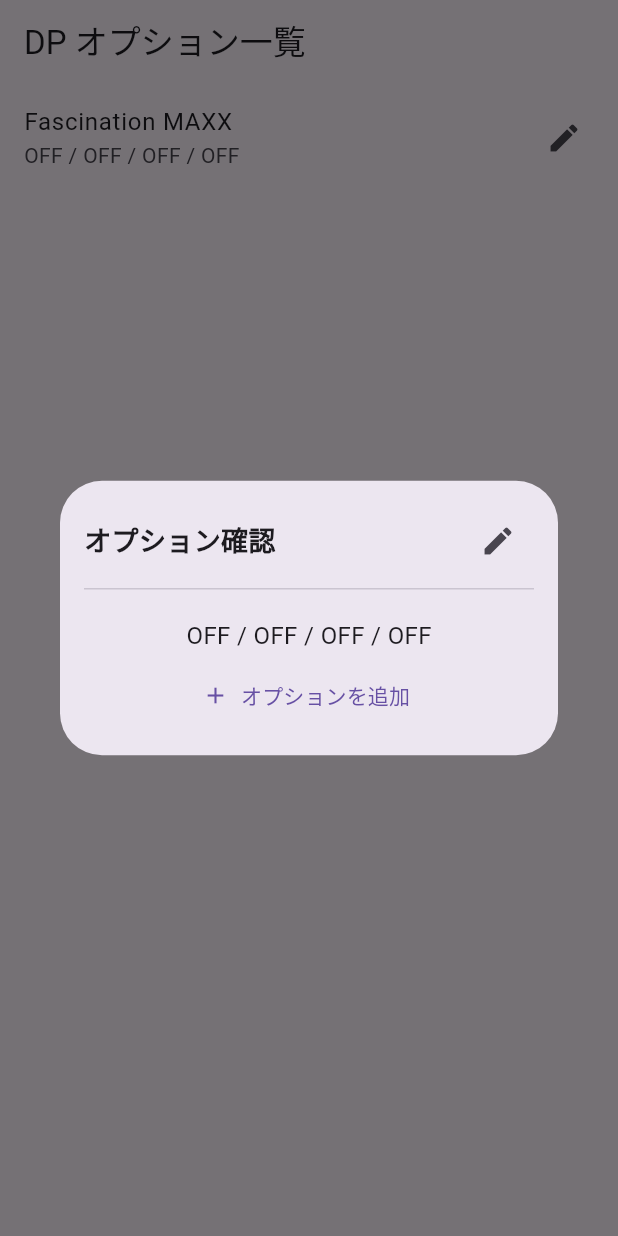
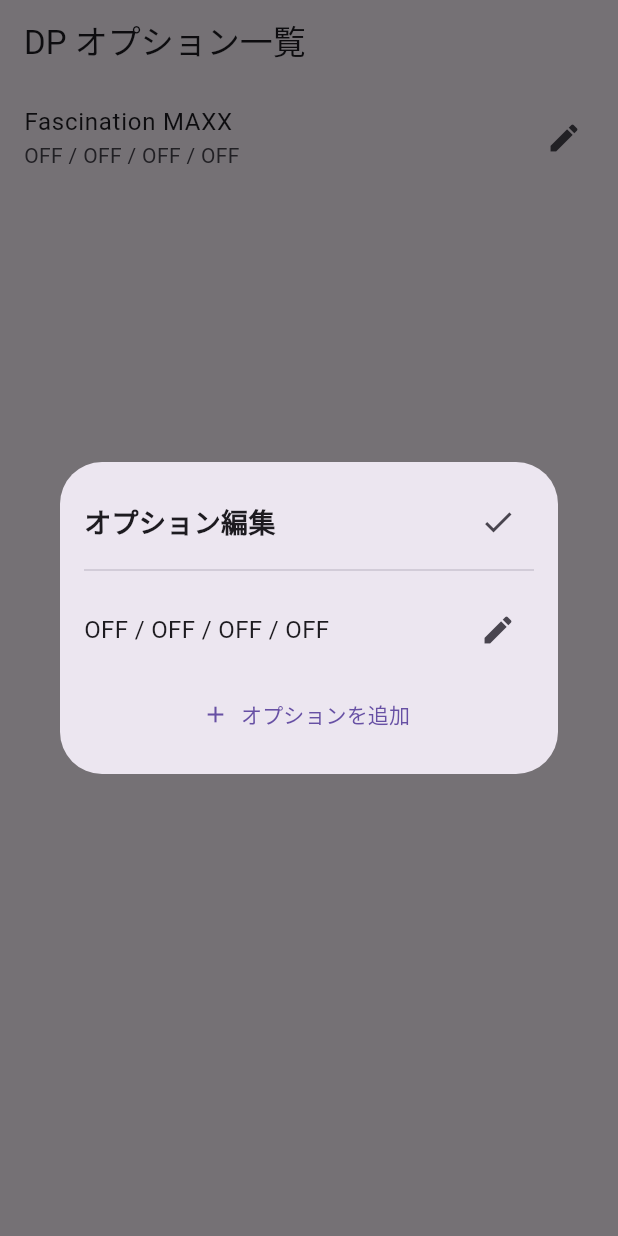
Before and after one commit to noiren/DP_Option-Checker, a Flutter app: the screen it shows after launch, after a tap on "Fascination MAXX", on a phone screen of 412 x 824 dp. Run offline on Flutter 3.47's test engine with Material 3 defaults, Android fonts, the phone set to English and light mode, and no system bars.

Commit message:
オプション追加画面の修正

```diff
--- a/lib/screens/edit_dialog.dart
+++ b/lib/screens/edit_dialog.dart
@@ -1,37 +1,38 @@
-// lib/screens/edit_dialog.dart
-
 import 'package:flutter/material.dart';
 import '../models/option_entry.dart';
 
 class EditDialog extends StatefulWidget {
   final List<Option> initialOptions;
-
   const EditDialog({super.key, required this.initialOptions});
-
   @override
   _EditDialogState createState() => _EditDialogState();
 }
 
 class _EditDialogState extends State<EditDialog> {
   late List<Option> options;
-  bool isEditing = false;
+  int? editingIndex; // 編集中の行番号。null=閲覧モード
 
   @override
   void initState() {
     super.initState();
-    // コピーしていじれるように
     options = widget.initialOptions
         .map((o) => Option(
         leftLaneOption: o.leftLaneOption,
         rightLaneOption: o.rightLaneOption,
         assistPlayOption: o.assistPlayOption,
-      flipOption: o.flipOption,
-    ))
+        flipOption: o.flipOption))
         .toList();
   }
 
-  // 「追加」ボタンで呼ばれる
+  void _startEdit(int i) => setState(() => editingIndex = i);
+  void _cancelEdit()      => setState(() => editingIndex = null);
+
+  void _saveAll() {
+    Navigator.of(context).pop(options);
+  }
+
   void _addOption() {
+    if (options.length < 3) {
       setState(() {
         options.add(Option(
           leftLaneOption: LaneOptionType.off,
@@ -39,20 +40,20 @@ class _EditDialogState extends State<EditDialog> {
           assistPlayOption: AssistPlayType.off,
           flipOption: FlipType.off,
         ));
-      isEditing = true; // 追加したら即編集状態にしてもOK
+        editingIndex = options.length - 1; // 追加直後にその行を編集
       });
     }
-
-  void _toggleEdit() {
-    setState(() => isEditing = true);
   }
 
-  void _cancel() {
-    Navigator.of(context).pop();
+  void _deleteOption(int i) {
+    setState(() {
+      options.removeAt(i);
+      if (editingIndex == i) {
+        editingIndex = null;
+      } else if (editingIndex != null && editingIndex! > i) {
+        editingIndex = editingIndex! - 1;
       }
-
-  void _save() {
-    Navigator.of(context).pop(options);
+    });
   }
 
   @override
@@ -61,122 +62,95 @@ class _EditDialogState extends State<EditDialog> {
       insetPadding: const EdgeInsets.symmetric(horizontal: 40, vertical: 80),
       child: Padding(
         padding: const EdgeInsets.all(16),
-        child: Column(
-          mainAxisSize: MainAxisSize.min,
-          children: [
+        child: Column(mainAxisSize: MainAxisSize.min, children: [
 
           // ヘッダー
-            Row(
-              children: [
-                const Expanded(
-                  child: Text('オプション確認', style: TextStyle(fontSize: 18, fontWeight: FontWeight.bold)),
-                ),
-                if (!isEditing) ...[
-                  IconButton(icon: const Icon(Icons.edit), onPressed: _toggleEdit),
-                ] else ...[
-                  TextButton(onPressed: _cancel, child: const Text('キャンセル')),
-                  IconButton(icon: const Icon(Icons.check), onPressed: _save),
-                ],
-              ],
+          Row(children: [
+            const Expanded(child: Text('オプション編集', style: TextStyle(fontSize: 18, fontWeight: FontWeight.bold))),
+            IconButton(icon: const Icon(Icons.check), onPressed: _saveAll),
+          ]),
+          const Divider(),
+
+          // 各オプション行
+          ...List.generate(options.length, (i) {
+            final opt = options[i];
+            final isEditing = editingIndex == i;
+            return Padding(
+              padding: const EdgeInsets.symmetric(vertical: 8),
+              child: Row(children: [
+                // ラベル or 編集UI
+                Expanded(
+                  child: isEditing
+                      ? _buildOptionEditor(i)
+                      : Text(opt.toLabel(), style: const TextStyle(fontSize: 16)),
                 ),
 
-            const Divider(),
-            const SizedBox(height: 8),
+                // 編集／キャンセルボタン
+                if (isEditing)
+                  IconButton(icon: const Icon(Icons.close), onPressed: _cancelEdit)
+                else
+                  IconButton(icon: const Icon(Icons.edit), onPressed: () => _startEdit(i)),
 
-            // 本体
-            if (!isEditing) ...[
-              // 閲覧モード：ラベルを３行で表示
-              for (var opt in options)
-                Padding(
-                  padding: const EdgeInsets.symmetric(vertical: 4),
-                  child: Text(opt.toLabel(), style: const TextStyle(fontSize: 16)),
+                // 削除ボタン（2つ目以降かつ編集中でないときだけ）
+                if (i > 0 && options.length > 1 && editingIndex != i)
+                  IconButton(
+                    icon: const Icon(Icons.delete),
+                    onPressed: () => _deleteOption(i),
                   ),
-              // ここで「追加ボタン」を表示
+              ]),
+            );
+          }),
+
+          // 追加ボタン
           if (options.length < 3)
             TextButton.icon(
               onPressed: _addOption,
               icon: const Icon(Icons.add),
               label: const Text('オプションを追加'),
             ),
-            ] else ...[
-              // 編集モード：それぞれプルダウン
-              for (int i = 0; i < options.length; i++) ...[
-                // 左レーン
+        ]),
+      ),
+    );
+  }
+
+  /// 行ごとの編集UI（プルダウン4つ）
+  Widget _buildOptionEditor(int i) {
+    return Column(children: [
       DropdownButtonFormField<LaneOptionType>(
         value: options[i].leftLaneOption,
-                  decoration: InputDecoration(labelText: '左レーン ${i + 1}', border: const OutlineInputBorder()),
-                  items: LaneOptionType.values.map((v) => DropdownMenuItem(value: v, child: Text(v.toLabel()))).toList(),
+        decoration: const InputDecoration(labelText: '左レーン', border: OutlineInputBorder()),
+        items: LaneOptionType.values
+            .map((v) => DropdownMenuItem(value: v, child: Text(v.toLabel())))
+            .toList(),
         onChanged: (v) => setState(() => options[i].leftLaneOption = v!),
       ),
       const SizedBox(height: 8),
-                // 右レーン
       DropdownButtonFormField<LaneOptionType>(
         value: options[i].rightLaneOption,
-                  decoration: InputDecoration(labelText: '右レーン ${i + 1}', border: const OutlineInputBorder()),
-                  items: LaneOptionType.values.map((v) => DropdownMenuItem(value: v, child: Text(v.toLabel()))).toList(),
+        decoration: const InputDecoration(labelText: '右レーン', border: OutlineInputBorder()),
+        items: LaneOptionType.values
+            .map((v) => DropdownMenuItem(value: v, child: Text(v.toLabel())))
+            .toList(),
         onChanged: (v) => setState(() => options[i].rightLaneOption = v!),
       ),
       const SizedBox(height: 8),
-                // アシスト
       DropdownButtonFormField<AssistPlayType>(
         value: options[i].assistPlayOption,
-                  decoration: InputDecoration(labelText: 'アシスト ${i + 1}', border: const OutlineInputBorder()),
-                  items: AssistPlayType.values.map((v) => DropdownMenuItem(value: v, child: Text(v.toLabel()))).toList(),
+        decoration: const InputDecoration(labelText: 'アシスト', border: OutlineInputBorder()),
+        items: AssistPlayType.values
+            .map((v) => DropdownMenuItem(value: v, child: Text(v.toLabel())))
+            .toList(),
         onChanged: (v) => setState(() => options[i].assistPlayOption = v!),
       ),
       const SizedBox(height: 8),
-                // FLIP
       DropdownButtonFormField<FlipType>(
         value: options[i].flipOption,
-                  decoration: InputDecoration(labelText: 'FLIP ${i + 1}', border: const OutlineInputBorder()),
-                  items: FlipType.values.map((v) => DropdownMenuItem(value: v, child: Text(v.toLabel()))).toList(),
+        decoration: const InputDecoration(labelText: 'FLIP', border: OutlineInputBorder()),
+        items: FlipType.values
+            .map((v) => DropdownMenuItem(value: v, child: Text(v.toLabel())))
+            .toList(),
         onChanged: (v) => setState(() => options[i].flipOption = v!),
       ),
-                const Divider(height: 24),
-              ],
-            ],
-          ],
-        ),
-      ),
-    );
+    ]);
   }
 }
-
-// enum の toLabel() 拡張
-extension on LaneOptionType {
-  String toLabel() {
-    switch (this) {
-      case LaneOptionType.off:
-        return 'OFF';
-      case LaneOptionType.ran:
-        return 'RAN';
-      case LaneOptionType.rRan:
-        return 'R‑RAN';
-      case LaneOptionType.sRan:
-        return 'S‑RAN';
-      case LaneOptionType.mir:
-        return 'MIR';
-    }
-  }
-}
-
-extension on AssistPlayType {
-  String toLabel() {
-    switch (this) {
-      case AssistPlayType.off:
-        return 'OFF';
-      case AssistPlayType.aScr:
-        return 'A‑SCR';
-      case AssistPlayType.legacy:
-        return 'LEGACY';
-      case AssistPlayType.aScrLegacy:
-        return 'A‑SCR/LEGACY';
-    }
-  }
-}
-
-extension on FlipType {
-  String toLabel() {
-    return this == FlipType.flip ? 'FLIP' : 'OFF';
-  }
-}
```
Also changed, not shown: lib/models/option_entry.dart (+29 -0 lines). Lines whose indentation alone changed are shown as unchanged.
